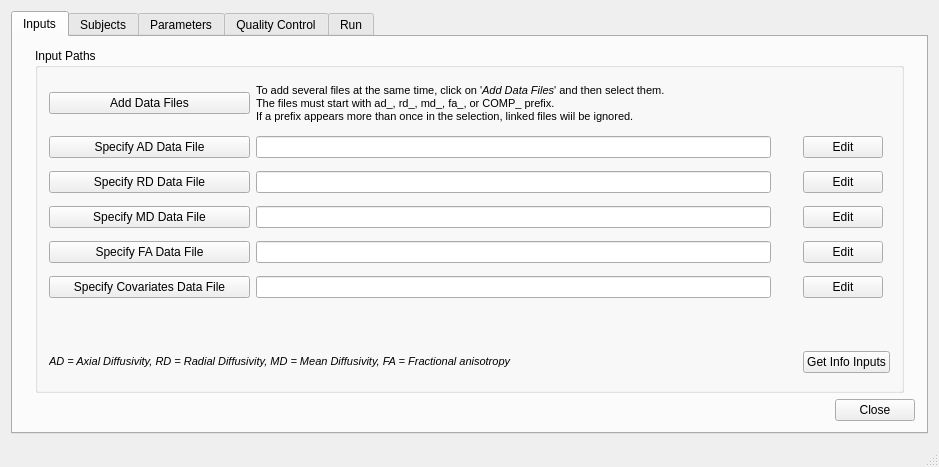
This is PartialCode/windows/MainWindow.ui in jeantm/ProjectFADTTS as Qt 5 draws it before an edit. The edited form follows.
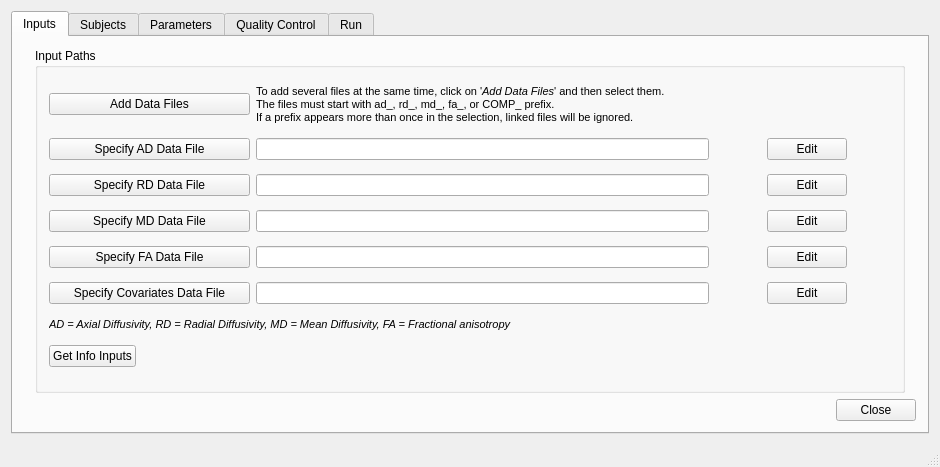
This is the edited form.

The edit to the form file:
```diff
--- a/PartialCode/windows/MainWindow.ui
+++ b/PartialCode/windows/MainWindow.ui
@@ -9,7 +9,7 @@
    <rect>
     <x>0</x>
     <y>0</y>
-    <width>939</width>
+    <width>940</width>
     <height>467</height>
    </rect>
   </property>
@@ -87,7 +87,7 @@
         <item row="0" column="0" colspan="2">
          <widget class="QWidget" name="input_paths_widget" native="true">
           <property name="sizePolicy">
-           <sizepolicy hsizetype="Preferred" vsizetype="Preferred">
+           <sizepolicy hsizetype="Minimum" vsizetype="Preferred">
             <horstretch>0</horstretch>
             <verstretch>0</verstretch>
            </sizepolicy>
@@ -158,7 +158,7 @@
                 </property>
                </widget>
               </item>
-              <item row="5" column="5">
+              <item row="5" column="6">
                <widget class="QPushButton" name="editInputFAfile_pushButton">
                 <property name="sizePolicy">
                  <sizepolicy hsizetype="Fixed" vsizetype="Fixed">
@@ -171,7 +171,39 @@
                 </property>
                </widget>
               </item>
-              <item row="3" column="5">
+              <item row="7" column="6" colspan="2">
+               <widget class="QPushButton" name="editInputCOMPfile_pushButton">
+                <property name="sizePolicy">
+                 <sizepolicy hsizetype="Fixed" vsizetype="Fixed">
+                  <horstretch>0</horstretch>
+                  <verstretch>0</verstretch>
+                 </sizepolicy>
+                </property>
+                <property name="text">
+                 <string>Edit</string>
+                </property>
+               </widget>
+              </item>
+              <item row="7" column="5">
+               <widget class="QLabel" name="subjectColumnId_label">
+                <property name="sizePolicy">
+                 <sizepolicy hsizetype="Fixed" vsizetype="Fixed">
+                  <horstretch>0</horstretch>
+                  <verstretch>0</verstretch>
+                 </sizepolicy>
+                </property>
+                <property name="minimumSize">
+                 <size>
+                  <width>20</width>
+                  <height>0</height>
+                 </size>
+                </property>
+                <property name="text">
+                 <string/>
+                </property>
+               </widget>
+              </item>
+              <item row="3" column="6">
                <widget class="QPushButton" name="editInputRDfile_pushButton">
                 <property name="sizePolicy">
                  <sizepolicy hsizetype="Fixed" vsizetype="Fixed">
@@ -187,7 +219,7 @@
               <item row="7" column="1" colspan="3">
                <widget class="QLineEdit" name="para_inputCOMPfile_lineEdit"/>
               </item>
-              <item row="1" column="5">
+              <item row="1" column="6">
                <widget class="QPushButton" name="editInputADfile_pushButton">
                 <property name="sizePolicy">
                  <sizepolicy hsizetype="Fixed" vsizetype="Fixed">
@@ -200,25 +232,6 @@
                 </property>
                </widget>
               </item>
-              <item row="8" column="1">
-               <widget class="QLabel" name="subjectColumnId_label">
-                <property name="sizePolicy">
-                 <sizepolicy hsizetype="Fixed" vsizetype="Fixed">
-                  <horstretch>0</horstretch>
-                  <verstretch>0</verstretch>
-                 </sizepolicy>
-                </property>
-                <property name="minimumSize">
-                 <size>
-                  <width>27</width>
-                  <height>27</height>
-                 </size>
-                </property>
-                <property name="text">
-                 <string/>
-                </property>
-               </widget>
-              </item>
               <item row="1" column="4">
                <widget class="QLabel" name="iconInputADFile_label">
                 <property name="sizePolicy">
@@ -301,19 +314,6 @@
                 </property>
                </widget>
               </item>
-              <item row="10" column="5">
-               <widget class="QPushButton" name="inputInfo_pushButton">
-                <property name="sizePolicy">
-                 <sizepolicy hsizetype="Fixed" vsizetype="Fixed">
-                  <horstretch>0</horstretch>
-                  <verstretch>0</verstretch>
-                 </sizepolicy>
-                </property>
-                <property name="text">
-                 <string>Get Info Inputs</string>
-                </property>
-               </widget>
-              </item>
               <item row="0" column="0">
                <widget class="QPushButton" name="inputAddDataFiles_pushButton">
                 <property name="sizePolicy">
@@ -355,13 +355,6 @@
                 </property>
                </widget>
               </item>
-              <item row="10" column="0" colspan="3">
-               <widget class="QLabel" name="prefixMeaning_label">
-                <property name="text">
-                 <string>&lt;html&gt;&lt;head/&gt;&lt;body&gt;&lt;p&gt;&lt;span style=&quot; font-size:8pt; font-style:italic;&quot;&gt;AD = Axial Diffusivity, RD = Radial Diffusivity, MD = Mean Diffusivity, FA = Fractional anisotropy&lt;/span&gt;&lt;/p&gt;&lt;/body&gt;&lt;/html&gt;</string>
-                </property>
-               </widget>
-              </item>
               <item row="5" column="4">
                <widget class="QLabel" name="iconInputFAFile_label">
                 <property name="sizePolicy">
@@ -381,7 +374,7 @@
                 </property>
                </widget>
               </item>
-              <item row="4" column="5">
+              <item row="4" column="6">
                <widget class="QPushButton" name="editInputMDfile_pushButton">
                 <property name="sizePolicy">
                  <sizepolicy hsizetype="Fixed" vsizetype="Fixed">
@@ -421,8 +414,27 @@
               </item>
               <item row="0" column="1" colspan="2">
                <widget class="QLabel" name="addDataFilesInfo_label">
+                <property name="sizePolicy">
+                 <sizepolicy hsizetype="Preferred" vsizetype="Fixed">
+                  <horstretch>0</horstretch>
+                  <verstretch>0</verstretch>
+                 </sizepolicy>
+                </property>
                 <property name="text">
-                 <string>&lt;html&gt;&lt;head/&gt;&lt;body&gt;&lt;p&gt;&lt;span style=&quot; font-size:8pt;&quot;&gt;To add several files at the same time, click on '&lt;/span&gt;&lt;span style=&quot; font-size:8pt; font-style:italic;&quot;&gt;Add Data Files&lt;/span&gt;&lt;span style=&quot; font-size:8pt;&quot;&gt;' and then select them.&lt;br&gt;The files must start with ad_, rd_, md_, fa_, or COMP_ prefix.&lt;br/&gt;If a prefix appears more than once in the selection, linked files wiil be ignored.&lt;/span&gt;&lt;/p&gt;&lt;/body&gt;&lt;/html&gt;</string>
+                 <string>&lt;html&gt;&lt;head/&gt;&lt;body&gt;&lt;p&gt;&lt;span style=&quot; font-size:8pt;&quot;&gt;To add several files at the same time, click on '&lt;/span&gt;&lt;span style=&quot; font-size:8pt; font-style:italic;&quot;&gt;Add Data Files&lt;/span&gt;&lt;span style=&quot; font-size:8pt;&quot;&gt;' and then select them.&lt;br&gt;The files must start with ad_, rd_, md_, fa_, or COMP_ prefix.&lt;br/&gt;If a prefix appears more than once in the selection, linked files will be ignored.&lt;/span&gt;&lt;/p&gt;&lt;/body&gt;&lt;/html&gt;</string>
+                </property>
+               </widget>
+              </item>
+              <item row="8" column="0" colspan="3">
+               <widget class="QLabel" name="prefixMeaning_label">
+                <property name="sizePolicy">
+                 <sizepolicy hsizetype="Preferred" vsizetype="Fixed">
+                  <horstretch>0</horstretch>
+                  <verstretch>0</verstretch>
+                 </sizepolicy>
+                </property>
+                <property name="text">
+                 <string>&lt;html&gt;&lt;head/&gt;&lt;body&gt;&lt;p&gt;&lt;span style=&quot; font-size:8pt; font-style:italic;&quot;&gt;AD = Axial Diffusivity, RD = Radial Diffusivity, MD = Mean Diffusivity, FA = Fractional anisotropy&lt;/span&gt;&lt;/p&gt;&lt;/body&gt;&lt;/html&gt;</string>
                 </property>
                </widget>
               </item>
@@ -445,8 +457,8 @@
                 </property>
                </widget>
               </item>
-              <item row="7" column="5">
-               <widget class="QPushButton" name="editInputCOMPfile_pushButton">
+              <item row="9" column="0" colspan="2">
+               <widget class="QPushButton" name="inputInfo_pushButton">
                 <property name="sizePolicy">
                  <sizepolicy hsizetype="Fixed" vsizetype="Fixed">
                   <horstretch>0</horstretch>
@@ -454,7 +466,7 @@
                  </sizepolicy>
                 </property>
                 <property name="text">
-                 <string>Edit</string>
+                 <string>Get Info Inputs</string>
                 </property>
                </widget>
               </item>
```
Left out of the diff: 2 changed lines with no effect on the pictures.
